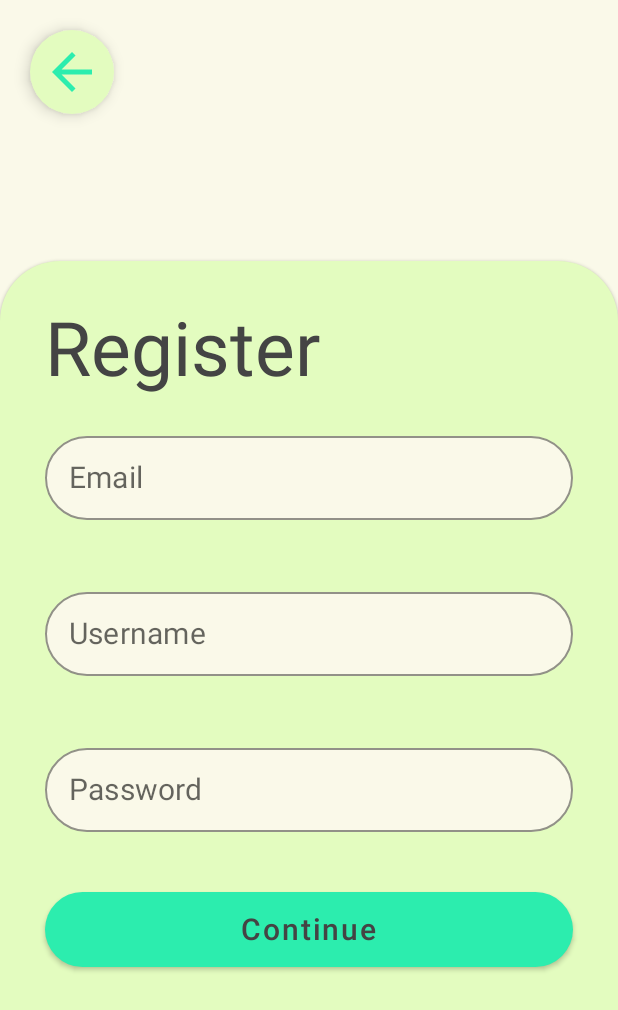
After one commit to nicklnick/tp3-hci, an Android app built with Jetpack Compose: the composable RegisterScreen shown on its own in the app's theme, on a phone screen of 412 x 824 dp. The commit adds this screen. Shown: the top 1010 px of the screen. Run offline under Robolectric (Android 15) with nearby library versions, the phone set to English and light mode, and no system bars.

Commit message:
feat: added navigation boiler plate and register screeen

```diff
--- a/app/build.gradle
+++ b/app/build.gradle
@@ -55,6 +55,7 @@ dependencies {
     implementation "androidx.compose.ui:ui-tooling-preview:$compose_ui_version"
     implementation 'androidx.compose.material:material:1.1.1'
     testImplementation 'junit:junit:4.13.2'
+    implementation 'androidx.navigation:navigation-compose:2.5.3'
     androidTestImplementation 'androidx.test.ext:junit:1.1.3'
     androidTestImplementation 'androidx.test.espresso:espresso-core:3.4.0'
     androidTestImplementation "androidx.compose.ui:ui-test-junit4:$compose_ui_version"
--- /dev/null
+++ b/app/src/main/java/com/example/fitness_first/ui/components/GenericInputField.kt
@@ -0,0 +1,32 @@
+package com.example.fitness_first.ui.components
+
+import androidx.compose.foundation.layout.fillMaxWidth
+import androidx.compose.foundation.layout.padding
+import androidx.compose.foundation.shape.RoundedCornerShape
+import androidx.compose.material.OutlinedTextField
+import androidx.compose.material.Text
+import androidx.compose.material.TextFieldDefaults
+import androidx.compose.runtime.Composable
+import androidx.compose.ui.Modifier
+import androidx.compose.ui.graphics.Color
+import androidx.compose.ui.unit.dp
+import androidx.compose.ui.unit.sp
+import com.example.fitness_first.ui.theme.Sand
+
+@Composable
+fun GenericInputField(label: String, value: String){
+    OutlinedTextField(
+        value = value,
+        onValueChange = {},
+        label = { Text(label, fontSize = 20.sp) },
+        shape = RoundedCornerShape(30.dp),
+        modifier = Modifier
+            .padding(top = 20.dp, bottom = 20.dp)
+            .fillMaxWidth(),
+        colors = TextFieldDefaults.textFieldColors(
+            backgroundColor = Sand
+        ),
+
+
+    )
+}
--- a/app/src/main/java/com/example/fitness_first/ui/components/GenericLongButton.kt
+++ b/app/src/main/java/com/example/fitness_first/ui/components/GenericLongButton.kt
@@ -1,9 +1,6 @@
 package com.example.fitness_first.ui.components
 
-import androidx.compose.foundation.layout.PaddingValues
-import androidx.compose.foundation.layout.height
-import androidx.compose.foundation.layout.padding
-import androidx.compose.foundation.layout.width
+import androidx.compose.foundation.layout.*
 import androidx.compose.foundation.shape.RoundedCornerShape
 import androidx.compose.material.Button
 import androidx.compose.material.ButtonDefaults
@@ -16,10 +13,10 @@ import androidx.compose.ui.unit.sp
 import com.example.fitness_first.ui.theme.Primary
 
 @Composable
-fun LongButton(text: String, func: ()->Unit){
+fun GenericLongButton(text: String, func: ()->Unit){
     Button(
         onClick = {func},
-        modifier = Modifier.width(130.dp).height(20.dp).padding(0.dp),
+        modifier = Modifier.fillMaxWidth().height(90.dp).padding(top = 20.dp, bottom = 20.dp),
         shape = RoundedCornerShape(30.dp),
         colors = ButtonDefaults.buttonColors(
             contentColor = Color.DarkGray,
@@ -35,7 +32,7 @@ fun LongButton(text: String, func: ()->Unit){
     ){
         Text(
             text,
-            fontSize = 10.sp,
+            fontSize = 20.sp,
             modifier = Modifier.padding(0.dp)
         )
     }
--- a/app/src/main/java/com/example/fitness_first/ui/components/IconFAB.kt
+++ b/app/src/main/java/com/example/fitness_first/ui/components/IconFAB.kt
@@ -14,9 +14,8 @@ import com.example.fitness_first.ui.theme.Quaternary
 
 @Composable
 fun IconFAB(icon: ImageVector, func: () -> Unit){
-    val ctx = LocalContext.current
     FloatingActionButton(
-        onClick = { Toast.makeText(ctx, "test", Toast.LENGTH_SHORT).show()}, // remove!!
+        onClick = {func},
         backgroundColor = Quaternary,
         contentColor = Primary
     ) {
--- /dev/null
+++ b/app/src/main/java/com/example/fitness_first/ui/screens/RegisterScreen.kt
@@ -0,0 +1,81 @@
+package com.example.fitness_first.ui.screens
+
+import androidx.compose.foundation.layout.*
+import androidx.compose.foundation.shape.RoundedCornerShape
+import androidx.compose.material.*
+import androidx.compose.material.icons.Icons
+import androidx.compose.material.icons.filled.ArrowBack
+import androidx.compose.runtime.Composable
+import androidx.compose.ui.Alignment
+import androidx.compose.ui.Modifier
+import androidx.compose.ui.graphics.Color
+import androidx.compose.ui.tooling.preview.Preview
+import androidx.compose.ui.unit.dp
+import androidx.compose.ui.unit.sp
+import com.example.fitness_first.ui.components.GenericInputField
+import com.example.fitness_first.ui.components.GenericLongButton
+import com.example.fitness_first.ui.components.IconFAB
+import com.example.fitness_first.ui.theme.FitnessfirstTheme
+import com.example.fitness_first.ui.theme.Quaternary
+import com.example.fitness_first.ui.theme.Sand
+
+@Composable
+fun RegisterScreen() {
+    Surface(
+        modifier = Modifier.fillMaxSize(),
+        color = Sand
+    ){
+        Column(
+            verticalArrangement = Arrangement.SpaceBetween,
+            horizontalAlignment = Alignment.CenterHorizontally,
+            modifier = Modifier.fillMaxSize(),
+        ) {
+            Row (
+                modifier = Modifier
+                    .fillMaxWidth()
+                    .padding(top = 20.dp, start = 20.dp)
+            ) {
+                IconFAB(icon = Icons.Filled.ArrowBack, {})
+            }
+
+            Card(
+                modifier = Modifier
+                    .fillMaxWidth()
+                    .height(650.dp),
+                shape = RoundedCornerShape(topStart = 40.dp, topEnd = 40.dp),
+                backgroundColor = Quaternary
+            ) {
+                Column(
+                    modifier = Modifier
+                        .width(100.dp)
+                        .padding(30.dp)
+                ) {
+                    Text(
+                        text = "Register",
+                        fontSize = 50.sp,
+                        color = Color.DarkGray
+                    )
+                    GenericInputField(label = "Email", value = "")
+
+                    GenericInputField(label = "Username", value = "")
+
+                    GenericInputField(label = "Password", value = "")
+
+                    GenericLongButton("Continue", {})
+                }
+
+
+            }
+
+        }
+    }
+}
+
+
+@Preview(showBackground = true)
+@Composable
+fun RegisterPreview() {
+    FitnessfirstTheme {
+        RegisterScreen()
+    }
+}
--- a/app/src/main/java/com/example/fitness_first/ui/theme/Color.kt
+++ b/app/src/main/java/com/example/fitness_first/ui/theme/Color.kt
@@ -6,5 +6,6 @@ val Primary = Color(0xFF2CEDAE)
 val Secondary = Color(0xFF14C38E)
 val Tertiary = Color(0xFFB8F1B0)
 val Quaternary = Color(0xFFE3FCBF)
+val Sand = Color(0xFFFAF9E9)
 
 val LightBlue = Color(0xFF67AAE0)
```
Also changed, not shown: app/src/main/java/com/example/fitness_first/AppNavHost.kt (added, +36 -0 lines), app/src/main/java/com/example/fitness_first/MainActivity.kt (+1 -18 lines), app/src/main/java/com/example/fitness_first/ui/screens/HomeScreen.kt (added, +8 -0 lines), app/src/main/java/com/example/fitness_first/ui/screens/TestScreen.kt (added, +23 -0 lines).
